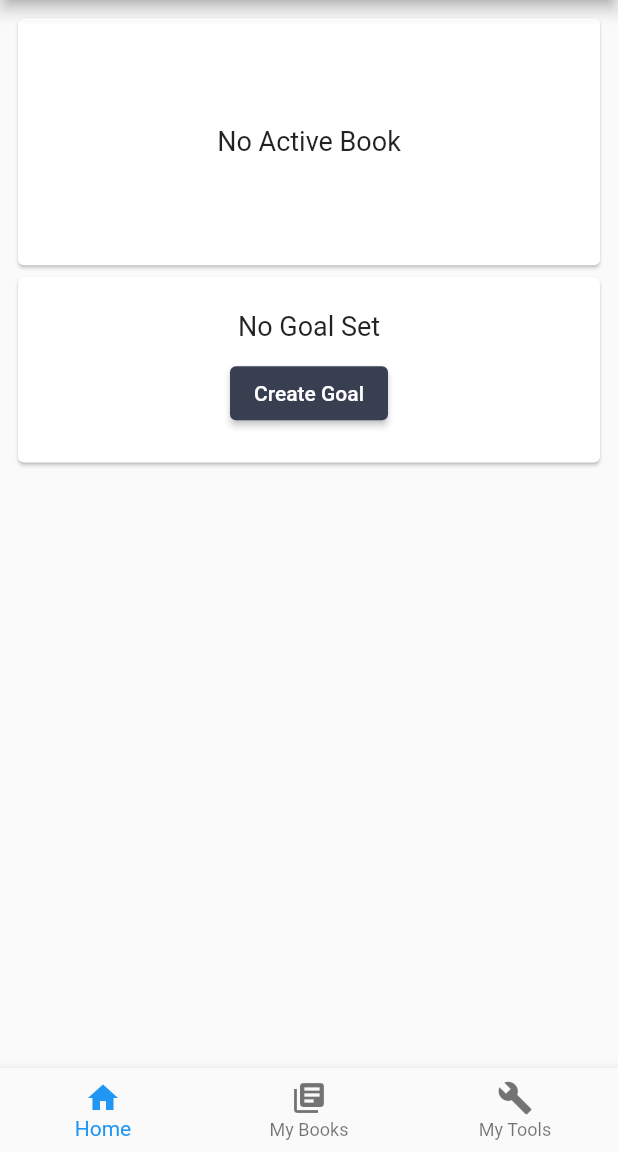
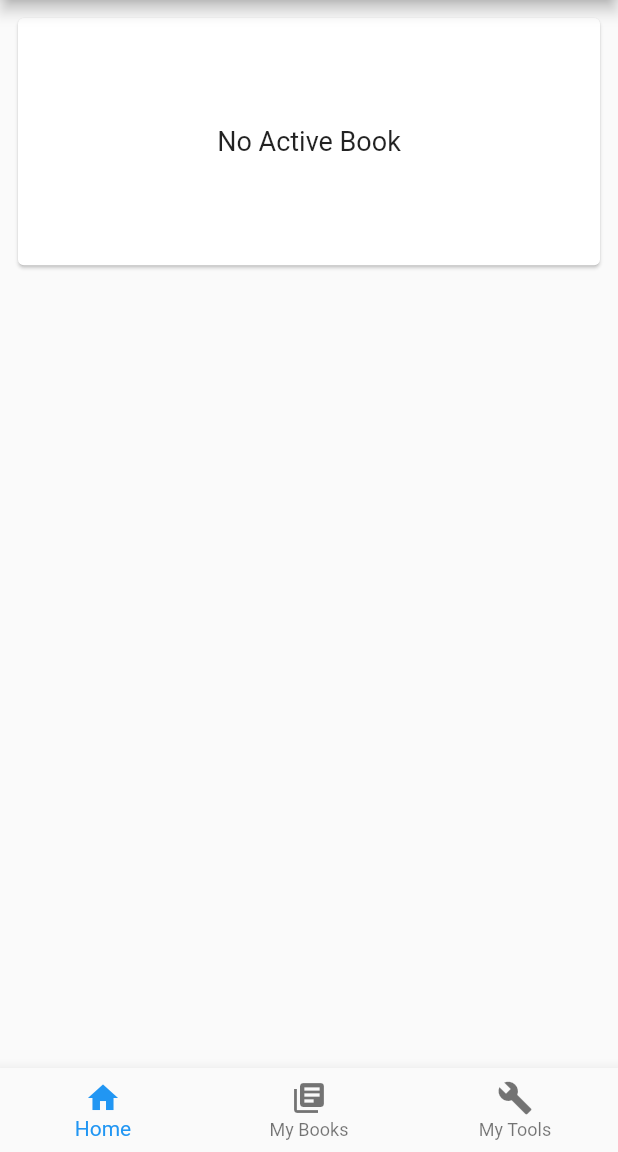
Before and after one commit to jackheinemann/otlet, a Flutter app: the screen it shows after launch, on a phone screen of 412 x 824 dp, the part 84-1236 px from its top. Run offline on Flutter 3.47's test engine with Material 2 defaults, Android fonts, the phone set to English and light mode, and no system bars; our stand-ins replace cached_network_image, shared_preferences; missing offline and left inert: flutter_barcode_scanner.

Commit message:
tabled the goal cards

```diff
--- a/lib/main.dart
+++ b/lib/main.dart
@@ -13,8 +13,9 @@ class MyApp extends StatelessWidget {
     return MaterialApp(
         title: 'Flutter Demo',
         theme: ThemeData(
-          primaryColor: primaryColor,
-        ),
+            primaryColor: primaryColor,
+            backgroundColor: Colors.grey[200],
+            accentColor: secondaryColor),
         home: NavManager());
   }
 }
--- a/lib/ui/screens/home_screen/home_screen.dart
+++ b/lib/ui/screens/home_screen/home_screen.dart
@@ -34,25 +34,25 @@ class HomeScreen extends StatelessWidget {
                             )),
                       ),
                     ),
-              if (!instance.hasActiveSession())
-                instance.goals.isNotEmpty
-                    ? GestureDetector(
-                        onTap: () async {
-                          Goal temp = await Navigator.push(
-                              context,
-                              MaterialPageRoute(
-                                  builder: (context) => CreateGoalScreen(
-                                      instance,
-                                      goal: instance.goals[0])));
-                          if (temp == null) return;
-                          if (temp.isEmpty()) {
-                            instance.deleteGoal(temp);
-                          } else
-                            instance.modifyGoal(temp);
-                        },
-                        child: GoalCard(instance.goals[0]))
-                    : CreateGoalCard(instance,
-                        addGoal: (goal) => instance.addNewGoal(goal)),
+              // if (!instance.hasActiveSession())
+              //   instance.goals.isNotEmpty
+              //       ? GestureDetector(
+              //           onTap: () async {
+              //             Goal temp = await Navigator.push(
+              //                 context,
+              //                 MaterialPageRoute(
+              //                     builder: (context) => CreateGoalScreen(
+              //                         instance,
+              //                         goal: instance.goals[0])));
+              //             if (temp == null) return;
+              //             if (temp.isEmpty()) {
+              //               instance.deleteGoal(temp);
+              //             } else
+              //               instance.modifyGoal(temp);
+              //           },
+              //           child: GoalCard(instance.goals[0]))
+              //       : CreateGoalCard(instance,
+              //           addGoal: (goal) => instance.addNewGoal(goal)),
               instance.hasActiveSession() ? EditSessionTools() : Spacer(),
               if (instance.hasActiveBook()) SessionTrackerCard(instance)
             ],
```
